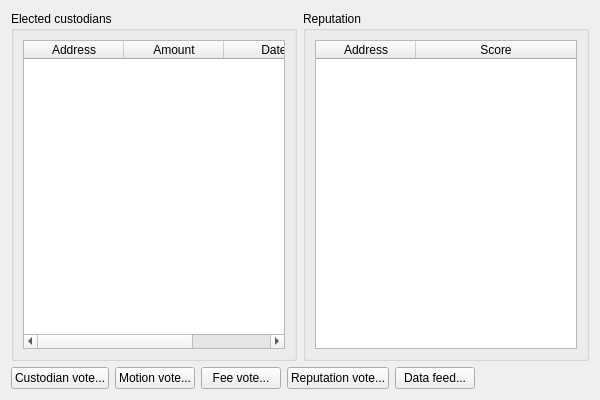
First picture: the form in src/qt/forms/votepage.ui, repository CoinGame/BCEShadow, before the edit.
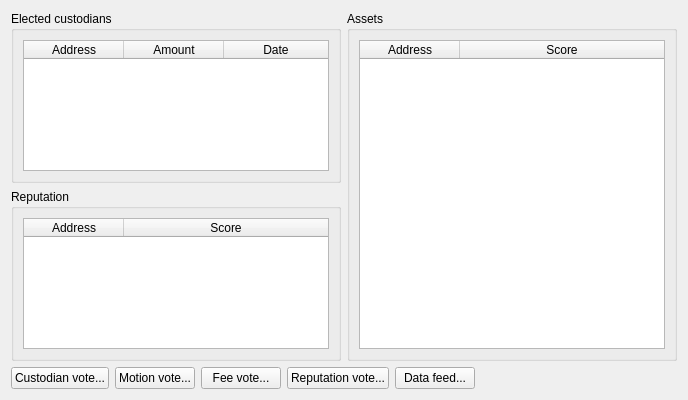
Second picture: the form after the edit.

Commit message: first implementation of asset voting

```diff
--- a/src/qt/forms/votepage.ui
+++ b/src/qt/forms/votepage.ui
@@ -6,7 +6,7 @@
    <rect>
     <x>0</x>
     <y>0</y>
-    <width>600</width>
+    <width>688</width>
     <height>400</height>
    </rect>
   </property>
@@ -20,6 +20,8 @@
    <item>
     <layout class="QHBoxLayout" name="horizontalLayout_4">
      <item>
+      <layout class="QVBoxLayout" name="verticalLayout_2">
+       <item>
       <widget class="QGroupBox" name="groupBox">
        <property name="sizePolicy">
         <sizepolicy hsizetype="Preferred" vsizetype="Preferred">
@@ -73,6 +75,46 @@
        <layout class="QVBoxLayout" name="verticalLayout_4">
         <item>
          <widget class="QTableWidget" name="reputationTable">
+            <property name="sortingEnabled">
+             <bool>true</bool>
+            </property>
+            <attribute name="horizontalHeaderStretchLastSection">
+             <bool>true</bool>
+            </attribute>
+            <attribute name="verticalHeaderVisible">
+             <bool>false</bool>
+            </attribute>
+            <column>
+             <property name="text">
+              <string>Address</string>
+             </property>
+            </column>
+            <column>
+             <property name="text">
+              <string>Score</string>
+             </property>
+            </column>
+           </widget>
+          </item>
+         </layout>
+        </widget>
+       </item>
+      </layout>
+     </item>
+     <item>
+      <widget class="QGroupBox" name="groupBox_3">
+       <property name="sizePolicy">
+        <sizepolicy hsizetype="Preferred" vsizetype="Preferred">
+         <horstretch>0</horstretch>
+         <verstretch>0</verstretch>
+        </sizepolicy>
+       </property>
+       <property name="title">
+        <string>Assets</string>
+       </property>
+       <layout class="QVBoxLayout" name="verticalLayout_4">
+        <item>
+         <widget class="QTableWidget" name="assets_table">
           <property name="sortingEnabled">
            <bool>true</bool>
           </property>
```
Lines whose indentation alone changed are shown as unchanged. The commit also changes 25 other files.
